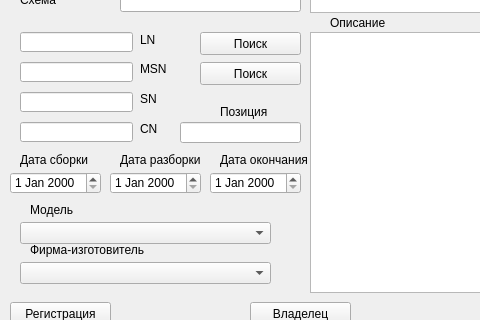
The window that Qt Designer/Qt_Designer_CorrectDialogAirCraft.ui (tsv19su254052/LoadWorkData-GUIs-and-Utilities) describes before a commit, drawn with Qt 5; both pictures show x 0 to 480 and y 318 to 638 of the 740 by 830 pixel window.
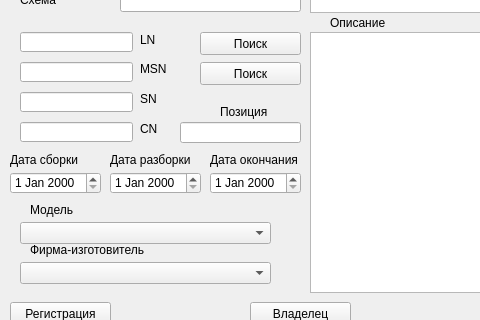
The same window after the commit. Icons and pictures are not drawn.

Commit message: Правки 31 января 2024 года

The edit to the form file:
```diff
--- a/Qt Designer/Qt_Designer_CorrectDialogAirCraft.ui
+++ b/Qt Designer/Qt_Designer_CorrectDialogAirCraft.ui
@@ -229,9 +229,9 @@
   <widget class="QLabel" name="label_6">
    <property name="geometry">
     <rect>
-     <x>20</x>
+     <x>10</x>
      <y>470</y>
-     <width>101</width>
+     <width>81</width>
      <height>16</height>
     </rect>
    </property>
@@ -617,9 +617,9 @@
   <widget class="QLabel" name="label_22">
    <property name="geometry">
     <rect>
-     <x>120</x>
+     <x>110</x>
      <y>470</y>
-     <width>101</width>
+     <width>91</width>
      <height>16</height>
     </rect>
    </property>
@@ -745,9 +745,9 @@
   <widget class="QLabel" name="label_30">
    <property name="geometry">
     <rect>
-     <x>220</x>
+     <x>210</x>
      <y>470</y>
-     <width>101</width>
+     <width>91</width>
      <height>16</height>
     </rect>
    </property>
```
